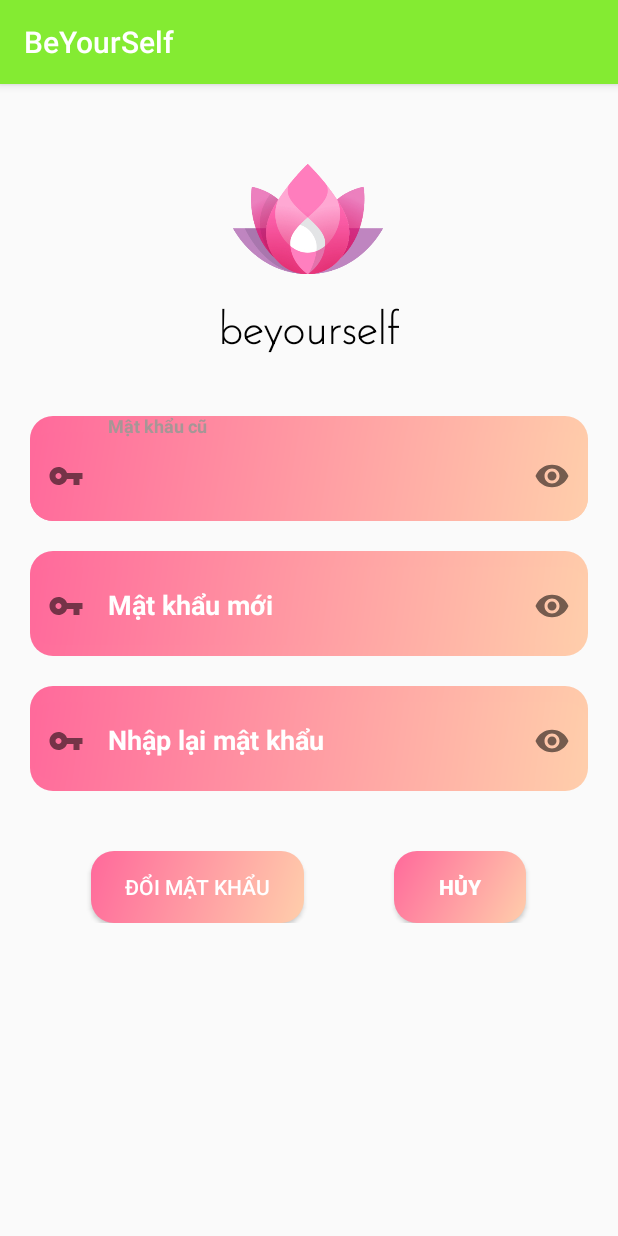
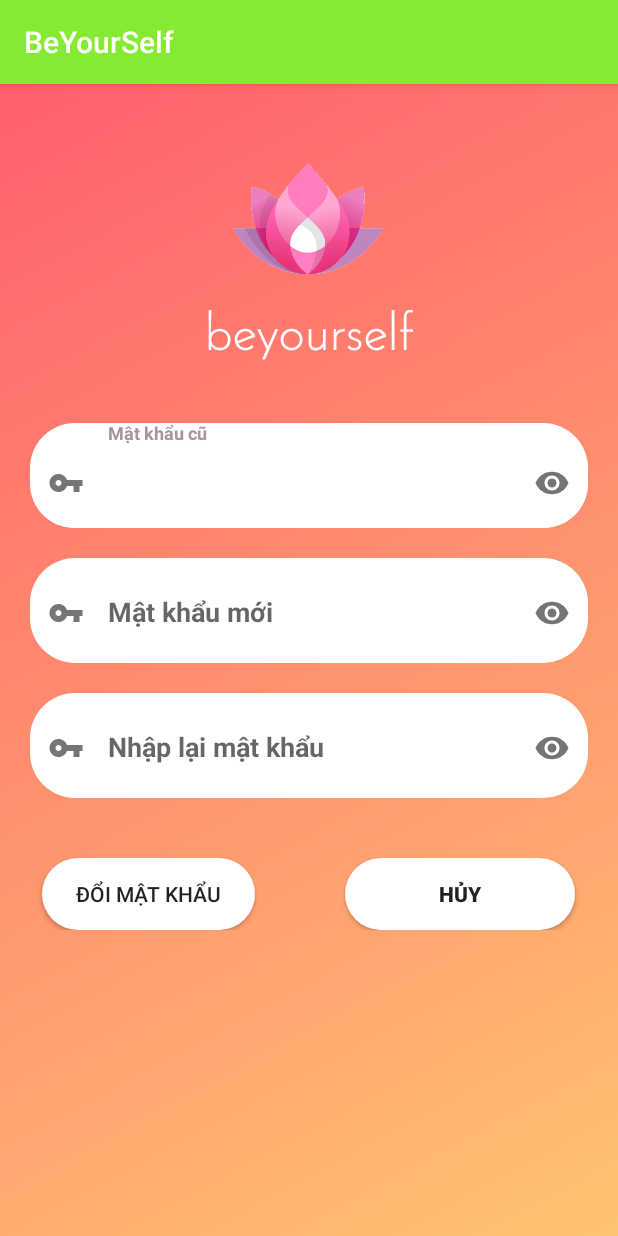
Before and after one commit to thiha129/hi, an Android app: the MainActivityDoiMatKhau screen opened directly, with no data from a screen before it, on a phone screen of 412 x 824 dp. Run offline under Robolectric (Android 15) with nearby library versions, the phone set to English and light mode, and no system bars.

Commit message:
giaodien3

```diff
--- /dev/null
+++ b/app/src/main/res/drawable/gradient1.xml
@@ -0,0 +1,12 @@
+<?xml version="1.0" encoding="utf-8"?>
+<shape xmlns:android="http://schemas.android.com/apk/res/android" android:shape="rectangle" >
+    <gradient
+        android:startColor="#FFC371"
+        android:endColor="#FF5F6D"
+        android:type="linear"
+        android:angle="135"/>
+    <corners
+        android:radius="0dp"/>
+
+
+</shape>
--- a/app/src/main/res/layout/activity_main_doi_mat_khau.xml
+++ b/app/src/main/res/layout/activity_main_doi_mat_khau.xml
@@ -6,6 +6,7 @@
     android:layout_height="match_parent"
     android:gravity="center"
     android:orientation="vertical"
+    android:background="@drawable/gradient1"
     tools:context=".MainActivityDoiMatKhau">
     <LinearLayout
         android:layout_width="wrap_content"
@@ -31,8 +32,8 @@
             android:layout_gravity="center"
             android:fontFamily="@font/haha"
             android:text="beyourself"
-            android:textColor="#000"
-            android:textSize="30sp"
+            android:textColor="#fff"
+            android:textSize="34sp"
             android:textStyle="bold">
 
         </TextView>
@@ -47,13 +48,10 @@
 
             android:layout_width="match_parent"
             android:layout_height="70dp"
-
             android:layout_marginLeft="20dp"
             android:layout_marginTop="20dp"
             android:layout_marginRight="20dp"
-            android:textColorHint="#fff"
-            android:textColor="#fff"
-            android:background="@drawable/gradient_login2"
+            android:background="@drawable/botron_button"
             app:hintEnabled="true"
             app:passwordToggleEnabled="true"
             app:startIconDrawable="@drawable/ic_baseline_vpn_key_24">
@@ -62,9 +60,7 @@
                 android:id="@+id/edtpass1"
                 android:layout_width="match_parent"
                 android:layout_height="match_parent"
-                android:textColorHint="#fff"
-                android:textColor="#fff"
-                android:background="@drawable/gradient_login2"
+                android:background="@drawable/botron_button"
                 android:hint="Mật khẩu cũ"
                 android:inputType="textPassword"
 
@@ -77,9 +73,7 @@
 
             android:layout_width="match_parent"
             android:layout_height="70dp"
-            android:textColorHint="#fff"
-            android:textColor="#fff"
-            android:background="@drawable/gradient_login2"
+            android:background="@drawable/botron_button"
             android:layout_marginLeft="20dp"
             android:layout_marginTop="20dp"
             android:layout_marginRight="20dp"
@@ -94,9 +88,7 @@
                 android:layout_marginBottom="7dp"
                 android:hint="Mật khẩu mới"
                 android:inputType="textPassword"
-                android:textColorHint="#fff"
-                android:textColor="#fff"
-                android:background="@drawable/gradient_login2"
+                android:background="@drawable/botron_button"
                 android:textStyle="bold">
 
             </com.google.android.material.textfield.TextInputEditText>
@@ -106,9 +98,7 @@
 
             android:layout_width="match_parent"
             android:layout_height="70dp"
-            android:textColorHint="#fff"
-            android:textColor="#fff"
-            android:background="@drawable/gradient_login2"
+            android:background="@drawable/botron_button"
             android:layout_marginLeft="20dp"
             android:layout_marginTop="20dp"
             android:layout_marginRight="20dp"
@@ -121,9 +111,7 @@
                 android:layout_width="match_parent"
                 android:layout_height="match_parent"
                 android:layout_marginBottom="7dp"
-                android:textColorHint="#fff"
-                android:textColor="#fff"
-                android:background="@drawable/gradient_login2"
+                android:background="@drawable/botron_button"
                 android:hint="Nhập lại mật khẩu"
                 android:inputType="textPassword"
                 android:textStyle="bold">
@@ -142,24 +130,22 @@
                 android:layout_width="142dp"
                 android:layout_height="wrap_content"
                 android:layout_gravity="center"
-                android:textColor="#fff"
-                android:background="@drawable/gradient_login2"
+                android:background="@drawable/botron_button"
                 android:gravity="center"
                 android:text="Đổi mật khẩu">
 
             </Button>
+
             <Button
                 android:id="@+id/btnhuy"
-                android:layout_width="wrap_content"
+                android:layout_width="153dp"
                 android:layout_height="wrap_content"
+                android:layout_gravity="center"
+                android:layout_marginLeft="60dp"
+                android:background="@drawable/botron_button"
+                android:gravity="center"
                 android:text="Hủy"
-                android:layout_marginLeft="60dp"
-                android:gravity="center"
-                android:textColor="#fff"
-                android:textStyle="bold"
-
-                android:layout_gravity="center"
-                android:background="@drawable/gradient_login2">
+                android:textStyle="bold">
 
             </Button>
         </LinearLayout>
--- a/app/src/main/res/layout/activity_main_thong_tin_san_pham.xml
+++ b/app/src/main/res/layout/activity_main_thong_tin_san_pham.xml
@@ -9,8 +9,8 @@
 
     <ImageView
         android:id="@+id/imageView3"
-        android:layout_width="350dp"
-        android:layout_height="350dp"
+        android:layout_width="335dp"
+        android:layout_height="206dp"
         app:layout_constraintEnd_toEndOf="parent"
         app:layout_constraintStart_toStartOf="parent"
         tools:ignore="MissingConstraints">
--- a/app/src/main/res/layout/fragment_home.xml
+++ b/app/src/main/res/layout/fragment_home.xml
@@ -3,7 +3,7 @@
     xmlns:tools="http://schemas.android.com/tools"
     android:layout_width="match_parent"
     android:layout_height="match_parent"
-    android:background="#F3F9A7"
+    android:background="@drawable/gradient1"
     android:orientation="vertical"
     tools:context=".ui.home.HomeFragment">
     <ImageView
```
Also changed, not shown: app/src/main/res/layout/activity_main_dang_ky.xml (+6 -6 lines), app/src/main/res/layout/activity_main_dang_nhap.xml (+11 -18 lines).
